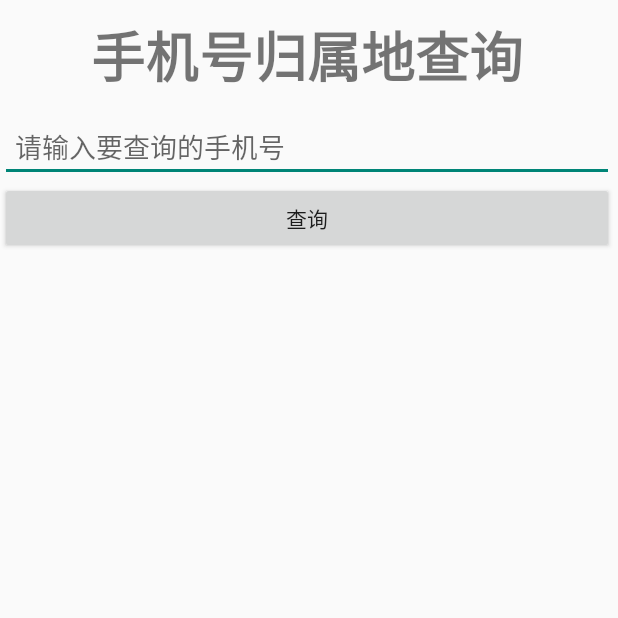
After one commit to Honeylemonade/StudentMgr, an Android app: the PhonePlaceActivity screen opened directly, with no data from a screen before it, on a phone screen of 412 x 824 dp, the top half of it. The commit adds this screen. Run offline under Robolectric (Android 15) with nearby library versions, the phone set to English and light mode, and no system bars.

Commit message:
2020年4月9日19:57:58

```diff
--- /dev/null
+++ b/app/src/main/res/layout/activity_phone_place.xml
@@ -0,0 +1,53 @@
+<?xml version="1.0" encoding="utf-8"?>
+<androidx.constraintlayout.widget.ConstraintLayout xmlns:android="http://schemas.android.com/apk/res/android"
+    xmlns:app="http://schemas.android.com/apk/res-auto"
+    xmlns:tools="http://schemas.android.com/tools"
+    android:layout_width="match_parent"
+    android:layout_height="match_parent"
+    tools:context=".PhonePlaceActivity">
+
+    <LinearLayout
+        android:layout_width="409dp"
+        android:layout_height="729dp"
+        android:orientation="vertical"
+        tools:layout_editor_absoluteX="1dp"
+        tools:layout_editor_absoluteY="1dp">
+
+        <TextView
+            android:id="@+id/textView22"
+            android:layout_width="match_parent"
+            android:layout_height="wrap_content"
+            android:layout_gravity="center"
+            android:gravity="center"
+            android:padding="10sp"
+            android:text="手机号归属地查询"
+            android:textSize="36sp"
+            android:textStyle="bold" />
+
+        <EditText
+            android:id="@+id/editText7"
+            android:layout_width="match_parent"
+            android:layout_height="wrap_content"
+            android:ems="10"
+            android:hint="请输入要查询的手机号"
+            android:inputType="textPersonName"
+            android:padding="10sp" />
+
+        <Button
+            android:id="@+id/button3"
+            android:layout_width="match_parent"
+            android:layout_height="wrap_content"
+            android:onClick="onFindClick"
+            android:padding="10sp"
+            android:text="查询" />
+
+        <TextView
+            android:id="@+id/textView26"
+            android:layout_width="match_parent"
+            android:layout_height="match_parent"
+            android:layout_gravity="top"
+            android:gravity="center|top"
+            android:padding="10sp"
+            android:textSize="14sp" />
+    </LinearLayout>
+</androidx.constraintlayout.widget.ConstraintLayout>
--- a/app/src/main/res/menu/menu.xml
+++ b/app/src/main/res/menu/menu.xml
@@ -14,4 +14,7 @@
     <item
         android:id="@+id/action_insert"
         android:title="@string/action_insert" />
+    <item
+        android:id="@+id/action_findPhonePlace"
+        android:title="@string/action_findPhonePlace" />
 </menu>
--- a/app/src/main/res/values/strings.xml
+++ b/app/src/main/res/values/strings.xml
@@ -10,6 +10,7 @@
     <string name="action_flash">刷新</string>
     <string name="action_insert">添加</string>
     <string name="action_find">查找</string>
+    <string name="action_findPhonePlace">查询手机归属地</string>
     <string-array name="collegeArray">
         <item>计算机学院</item>
         <item>汽车学院</item>
```
Also changed, not shown: app/src/main/AndroidManifest.xml (+8 -4 lines), app/src/main/java/com/example/studentmgr/MainActivity.java (+13 -0 lines), app/src/main/java/com/example/studentmgr/PhonePlaceActivity.java (added, +79 -0 lines), 2 other files.
